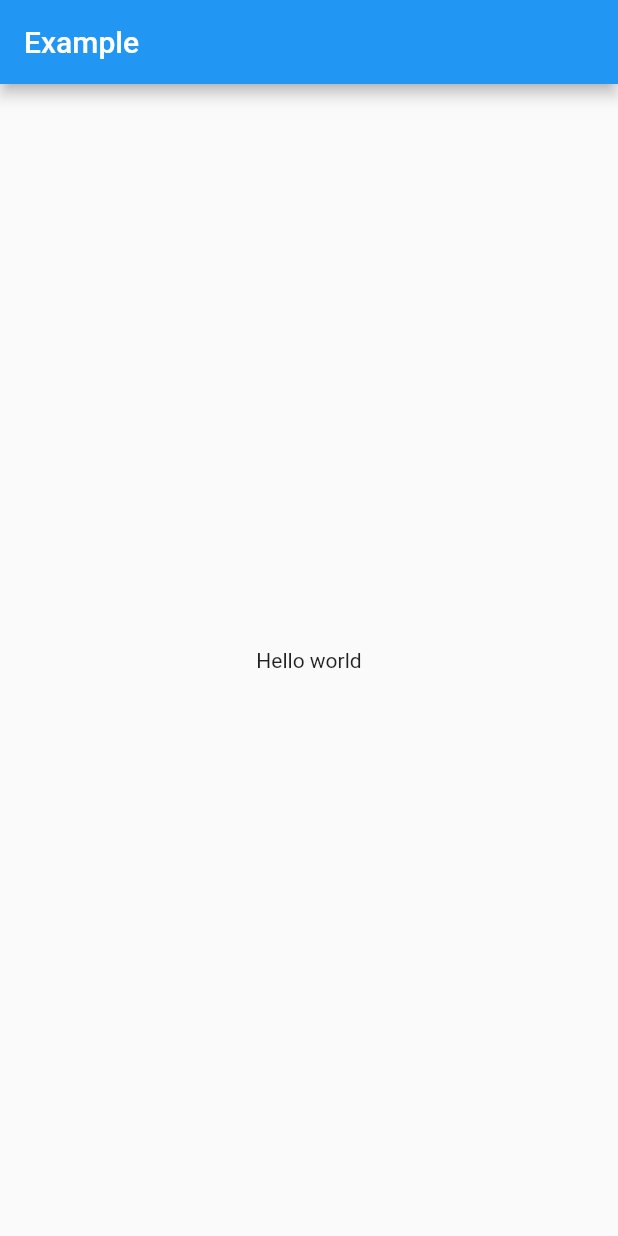
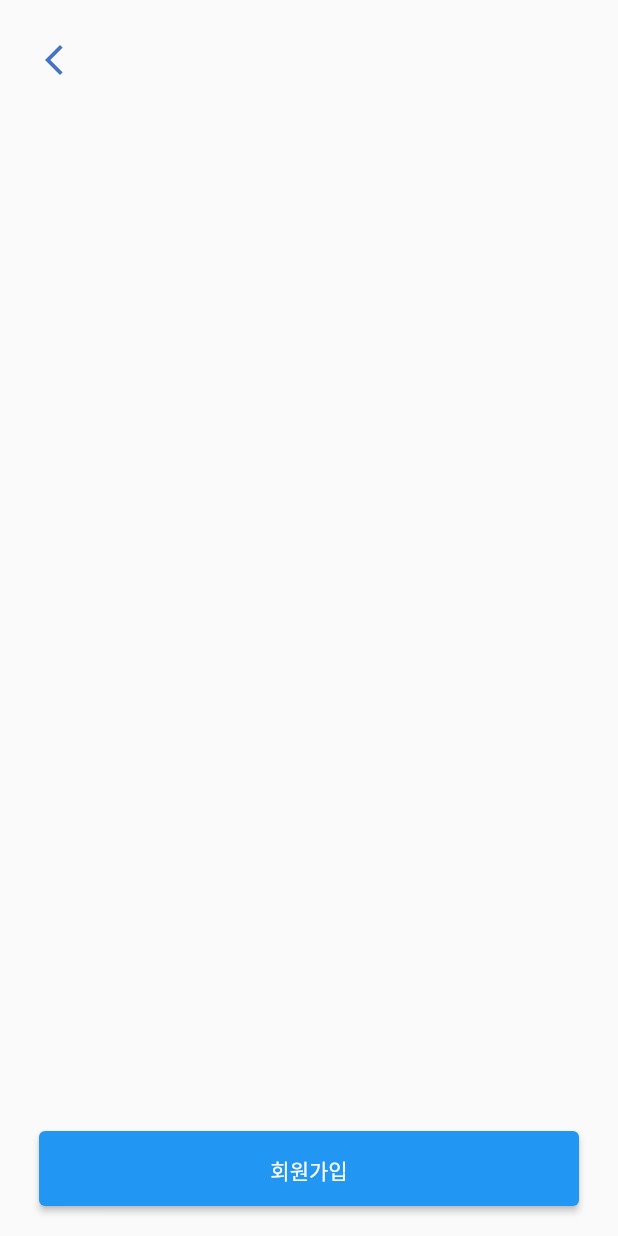
Before and after one commit to Starbox7/Warigari, a Flutter app: the screen it shows after launch, on a phone screen of 412 x 824 dp. Run offline on Flutter 3.47's test engine with Material 2 defaults, Android fonts, the phone set to English and light mode, and no system bars; our stand-ins replace dio, hooks_riverpod.

Commit message:
뒤로가기 아이콘(회원가입창)

```diff
--- a/app/lib/main.dart
+++ b/app/lib/main.dart
@@ -1,3 +1,4 @@
+import 'package:app/src/navigation/navigation.dart';
 import 'package:flutter/material.dart';
 import 'package:hooks_riverpod/hooks_riverpod.dart';
 
@@ -11,25 +12,9 @@ void main() {
     // 앱 전체적으로 "ProviderScope" 위젯을 감싸줘야 합니다.
     // 여기에 프로바이더의 상태가 저장됩니다.
     ProviderScope(
-      child: MyApp(),
+      child: Navigation(),
     ),
   );
 }
 
 // Note: MyApp은 hooks_riverpod의 HookConsumerWidget을 상속받습니다.
-class MyApp extends HookConsumerWidget {
-  @override
-  Widget build(BuildContext context, WidgetRef ref) {
-    final String value = ref.watch(helloWorldProvider);
-
-    return MaterialApp(
-      debugShowCheckedModeBanner: false,
-      home: Scaffold(
-        appBar: AppBar(title: const Text('Example')),
-        body: Center(
-          child: Text(value),
-        ),
-      ),
-    );
-  }
-}
--- /dev/null
+++ b/app/lib/src/modules/signup/view/signup.dart
@@ -0,0 +1,56 @@
+import 'package:flutter/material.dart';
+
+class Signup extends StatelessWidget {
+  const Signup({super.key});
+
+  @override
+  Widget build(BuildContext context) {
+    return Scaffold(
+      body: Stack(
+        children: [
+          Center(
+            child: Column(
+              mainAxisSize: MainAxisSize.max,
+              mainAxisAlignment: MainAxisAlignment.end,
+              children: [
+                Padding(
+                  padding: EdgeInsets.all(20),
+                  child: Container(
+                    width: 360,
+                    height: 50,
+                    color: Color(0x4472C4), // Replace with your desired color
+                    child: ElevatedButton(
+                      onPressed: () {
+                        debugPrint('.');
+                      },
+                      style: ElevatedButton.styleFrom(
+                        padding: EdgeInsets.all(16),
+                      ),
+                      child: Text(
+                        '회원가입',
+                      ),
+                    ),
+                  ),
+                ),
+              ],
+            ),
+          ),
+          Positioned(
+            top: MediaQuery.of(context).padding.top +
+                16, // Adjust the position based on your requirements
+            left: 12, // Adjust the position based on your requirements
+            child: IconButton(
+              icon: Icon(
+                Icons.arrow_back_ios_new_outlined,
+                color: Color(0xFF4472C4),
+              ),
+              onPressed: () {
+                Navigator.maybePop(context); // Handle the back button press
+              },
+            ),
+          ),
+        ],
+      ),
+    );
+  }
+}
--- a/app/lib/src/navigation/navigation.dart
+++ b/app/lib/src/navigation/navigation.dart
@@ -0,0 +1,17 @@
+import 'package:app/src/modules/signup/view/signup.dart';
+import 'package:flutter/material.dart';
+
+class Navigation extends StatelessWidget {
+  const Navigation({super.key});
+
+  @override
+  Widget build(BuildContext context) {
+    return MaterialApp(
+      debugShowCheckedModeBanner: false,
+      routes: {
+        '/': (context) => Signup(),
+        '/details': (context) => Placeholder(),
+      },
+    );
+  }
+}
```
Also changed, not shown: 2 other files.
